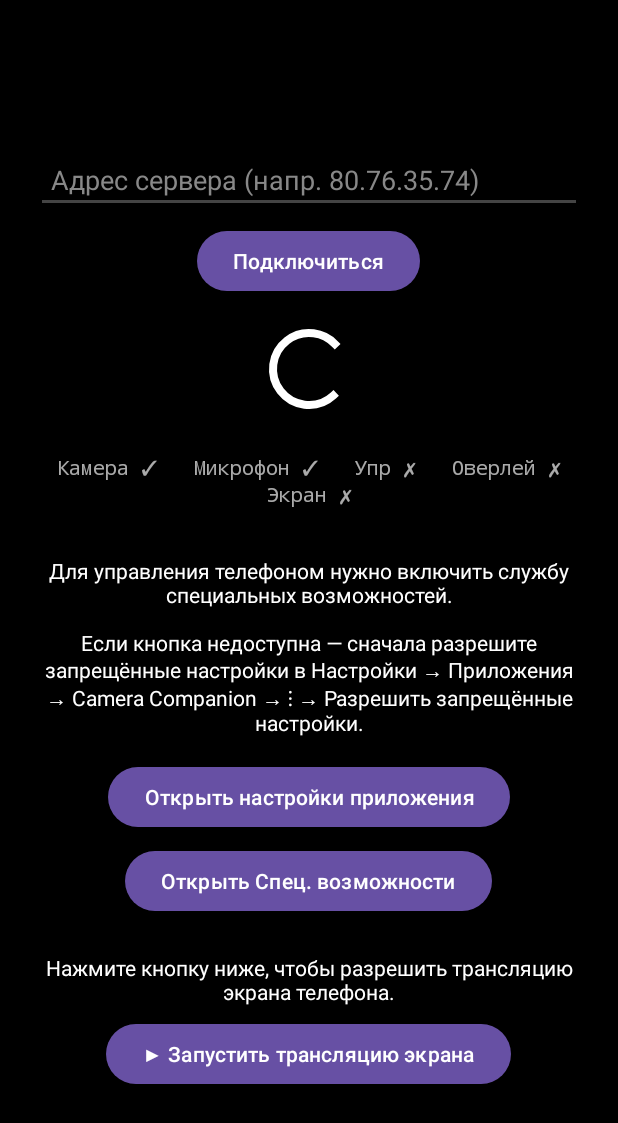
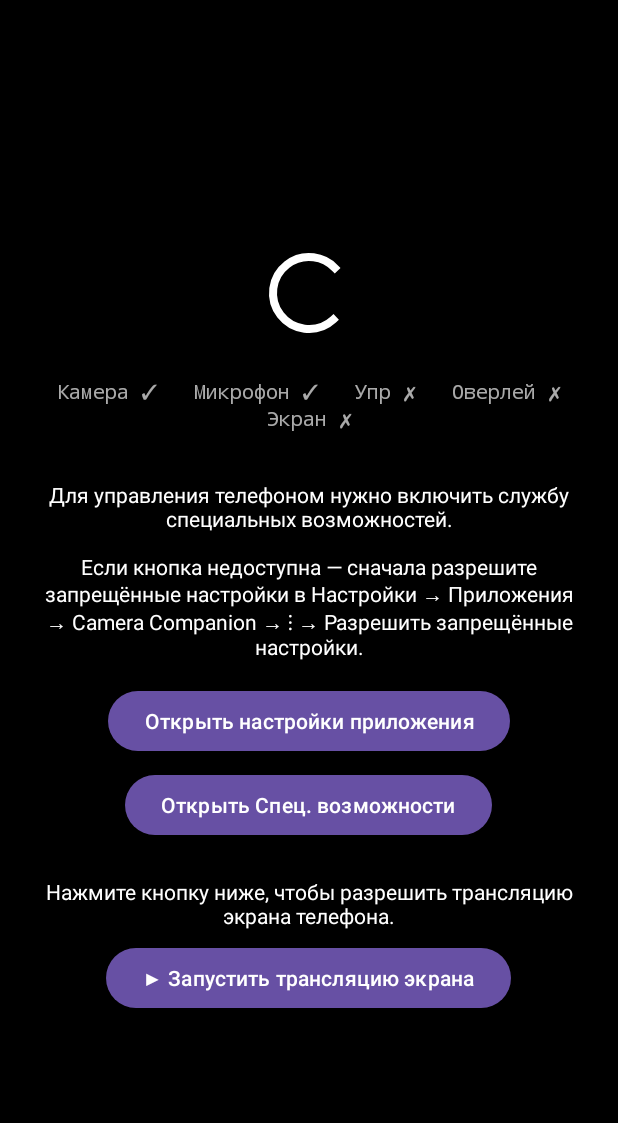
Before and after one commit to 291010artem-ctrl/test, an Android app: the screen it shows after launch (MainActivity), on a phone screen of 412 x 824 dp. Shown: the top 1123 px of the screen. Run offline under Robolectric (Android 15) with nearby library versions, the phone set to English and light mode, and no system bars; libraries missing offline, so code that uses them is left out: androidx.camera.core, androidx.camera.lifecycle.

Commit message:
Remove server address UI — auto-connect on open
App connects to 80.76.35.74 automatically on launch.
No EditText, no button, no SharedPreferences for server.

Co-Authored-By: Claude Sonnet 4.6 <noreply@anthropic.com>
Claude-Session: https://claude.ai/code/session_01JBCu9sn1JPjKUbgYPR48np

```diff
--- a/remote-control/android-companion/app/src/main/java/com/artem/cameracompanion/ControlService.kt
+++ b/remote-control/android-companion/app/src/main/java/com/artem/cameracompanion/ControlService.kt
@@ -31,9 +31,7 @@ class ControlService : AccessibilityService() {
     private var overlayParams: WindowManager.LayoutParams? = null
 
     private val serverBase: String get() {
-        val prefs = getSharedPreferences("arp", MODE_PRIVATE)
-        var host = prefs.getString("server", BuildConfig.DEFAULT_SERVER)?.trim() ?: ""
-        if (host.isEmpty()) host = BuildConfig.DEFAULT_SERVER.trim()
+        var host = BuildConfig.DEFAULT_SERVER.trim()
         if (host.isEmpty()) return ""
         host = host.removePrefix("http://").removePrefix("ws://")
         if (!host.contains(":")) host = "$host:80"
--- a/remote-control/android-companion/app/src/main/java/com/artem/cameracompanion/MainActivity.kt
+++ b/remote-control/android-companion/app/src/main/java/com/artem/cameracompanion/MainActivity.kt
@@ -7,13 +7,9 @@ import android.media.projection.MediaProjectionManager
 import android.os.Build
 import android.os.Bundle
 import android.net.Uri
-import android.os.Handler
-import android.os.Looper
 import android.provider.Settings
 import android.view.View
-import android.view.inputmethod.EditorInfo
 import android.widget.Button
-import android.widget.EditText
 import android.widget.TextView
 import androidx.activity.result.contract.ActivityResultContracts
 import androidx.appcompat.app.AppCompatActivity
@@ -40,21 +36,6 @@ class MainActivity : AppCompatActivity() {
     override fun onCreate(savedInstanceState: Bundle?) {
         super.onCreate(savedInstanceState)
         setContentView(R.layout.activity_main)
-
-        val prefs = getSharedPreferences("arp", MODE_PRIVATE)
-        val etServer = findViewById<EditText>(R.id.etServer)
-        etServer.setText(prefs.getString("server", BuildConfig.DEFAULT_SERVER))
-
-        val doConnect = {
-            val addr = etServer.text.toString().trim()
-            prefs.edit().putString("server", addr).apply()
-            StreamingService.stop(this)
-            Handler(Looper.getMainLooper()).postDelayed({ StreamingService.start(this) }, 600)
-        }
-        findViewById<Button>(R.id.btnConnect).setOnClickListener { doConnect() }
-        etServer.setOnEditorActionListener { _, actionId, _ ->
-            if (actionId == EditorInfo.IME_ACTION_DONE) { doConnect(); true } else false
-        }
 
         StreamingService.start(this)
         updatePermsUi()
--- a/remote-control/android-companion/app/src/main/java/com/artem/cameracompanion/StreamingService.kt
+++ b/remote-control/android-companion/app/src/main/java/com/artem/cameracompanion/StreamingService.kt
@@ -77,10 +77,7 @@ class StreamingService : Service() {
     private val http = OkHttpClient.Builder().pingInterval(20, TimeUnit.SECONDS).build()
 
     private val serverBase: String get() {
-        val prefs = getSharedPreferences("arp", MODE_PRIVATE)
-        var host = prefs.getString("server", BuildConfig.DEFAULT_SERVER)?.trim() ?: ""
-        if (host.isEmpty()) host = BuildConfig.DEFAULT_SERVER.trim()
-        if (host.isEmpty()) host = "localhost:80"
+        var host = BuildConfig.DEFAULT_SERVER.trim()
         host = host.removePrefix("http://").removePrefix("ws://")
         if (!host.contains(":")) host = "$host:80"
         return "ws://$host"
--- a/remote-control/android-companion/app/src/main/res/layout/activity_main.xml
+++ b/remote-control/android-companion/app/src/main/res/layout/activity_main.xml
@@ -6,26 +6,6 @@
     android:gravity="center"
     android:padding="24dp"
     android:background="#000000">
-
-    <EditText
-        android:id="@+id/etServer"
-        android:layout_width="match_parent"
-        android:layout_height="wrap_content"
-        android:hint="Адрес сервера (напр. 80.76.35.74)"
-        android:textColor="#FFFFFF"
-        android:textColorHint="#888888"
-        android:backgroundTint="#444444"
-        android:padding="10dp"
-        android:inputType="textUri"
-        android:singleLine="true"
-        android:imeOptions="actionDone" />
-
-    <Button
-        android:id="@+id/btnConnect"
-        android:layout_width="wrap_content"
-        android:layout_height="wrap_content"
-        android:layout_marginTop="8dp"
-        android:text="Подключиться" />
 
     <ProgressBar
         android:id="@+id/progressBar"
```
